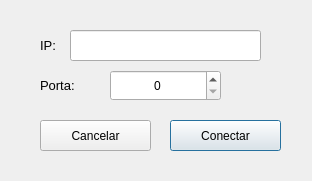
Old version of the form src/connection.ui in the repository carvalhojldc/fuzzy-control.
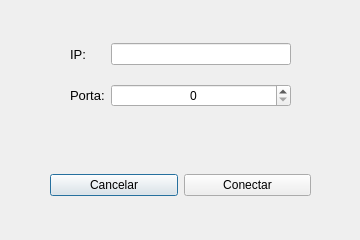
New version of the form.

```diff
--- a/src/connection.ui
+++ b/src/connection.ui
@@ -6,51 +6,37 @@
    <rect>
     <x>0</x>
     <y>0</y>
-    <width>312</width>
-    <height>181</height>
+    <width>360</width>
+    <height>240</height>
    </rect>
   </property>
+  <property name="minimumSize">
+   <size>
+    <width>360</width>
+    <height>240</height>
+   </size>
+  </property>
+  <property name="maximumSize">
+   <size>
+    <width>360</width>
+    <height>240</height>
+   </size>
+  </property>
   <property name="windowTitle">
    <string>Control Quanser - Conectar sistema</string>
   </property>
-  <widget class="QPushButton" name="buttonConnection">
-   <property name="geometry">
-    <rect>
-     <x>170</x>
-     <y>120</y>
-     <width>111</width>
-     <height>31</height>
-    </rect>
-   </property>
-   <property name="text">
-    <string>Conectar</string>
-   </property>
-  </widget>
-  <widget class="QLineEdit" name="lineIpAdress">
+  <widget class="QWidget" name="">
    <property name="geometry">
     <rect>
      <x>70</x>
      <y>30</y>
-     <width>191</width>
-     <height>31</height>
+     <width>221</width>
+     <height>91</height>
     </rect>
    </property>
-   <property name="text">
-    <string/>
-   </property>
-   <property name="alignment">
-    <set>Qt::AlignCenter</set>
-   </property>
-  </widget>
+   <layout class="QGridLayout" name="gridLayout">
+    <item row="0" column="0">
   <widget class="QLabel" name="label">
-   <property name="geometry">
-    <rect>
-     <x>40</x>
-     <y>30</y>
-     <width>31</width>
-     <height>31</height>
-    </rect>
-   </property>
    <property name="font">
     <font>
      <pointsize>10</pointsize>
@@ -60,15 +46,19 @@
     <string>IP:</string>
    </property>
   </widget>
+    </item>
+    <item row="0" column="1">
+     <widget class="QLineEdit" name="lineIpAdress">
+      <property name="text">
+       <string/>
+      </property>
+      <property name="alignment">
+       <set>Qt::AlignCenter</set>
+      </property>
+     </widget>
+    </item>
+    <item row="1" column="0">
   <widget class="QLabel" name="label_2">
-   <property name="geometry">
-    <rect>
-     <x>40</x>
-     <y>70</y>
-     <width>59</width>
-     <height>31</height>
-    </rect>
-   </property>
    <property name="font">
     <font>
      <pointsize>10</pointsize>
@@ -78,18 +68,12 @@
     <string>Porta:</string>
    </property>
   </widget>
+    </item>
+    <item row="1" column="1">
   <widget class="QSpinBox" name="spinBoxPort">
    <property name="enabled">
     <bool>true</bool>
    </property>
-   <property name="geometry">
-    <rect>
-     <x>110</x>
-     <y>70</y>
-     <width>111</width>
-     <height>31</height>
-    </rect>
-   </property>
    <property name="mouseTracking">
     <bool>false</bool>
    </property>
@@ -106,18 +90,34 @@
     <number>0</number>
    </property>
   </widget>
+    </item>
+   </layout>
+  </widget>
+  <widget class="QWidget" name="">
+   <property name="geometry">
+    <rect>
+     <x>50</x>
+     <y>160</y>
+     <width>261</width>
+     <height>51</height>
+    </rect>
+   </property>
+   <layout class="QGridLayout" name="gridLayout_2">
+    <item row="0" column="0">
   <widget class="QPushButton" name="buttonCancell">
-   <property name="geometry">
-    <rect>
-     <x>40</x>
-     <y>120</y>
-     <width>111</width>
-     <height>31</height>
-    </rect>
-   </property>
    <property name="text">
     <string>Cancelar</string>
    </property>
+     </widget>
+    </item>
+    <item row="0" column="1">
+     <widget class="QPushButton" name="buttonConnection">
+      <property name="text">
+       <string>Conectar</string>
+      </property>
+     </widget>
+    </item>
+   </layout>
   </widget>
  </widget>
  <resources/>
```
Lines whose indentation alone changed are shown as unchanged.
